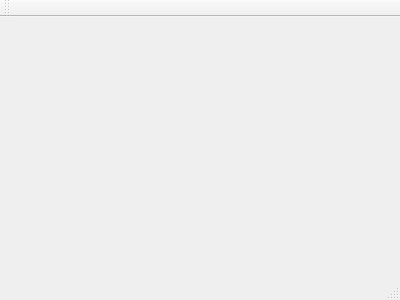
Qt form Programme_Test/Test_Neural_Network/mainwindow.ui (cdumonde/Neural-Network-Project) before a commit.
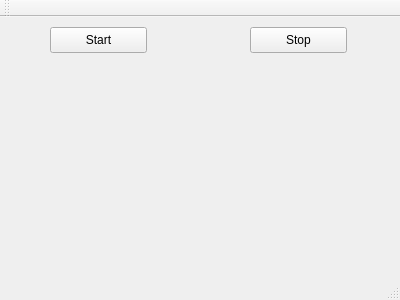
The same form after that commit.

The edit to the form file:
```diff
--- a/Programme_Test/Test_Neural_Network/mainwindow.ui
+++ b/Programme_Test/Test_Neural_Network/mainwindow.ui
@@ -12,13 +12,55 @@
   <property name="windowTitle" >
    <string>MainWindow</string>
   </property>
-  <widget class="QMenuBar" name="menuBar" />
-  <widget class="QToolBar" name="mainToolBar" />
-  <widget class="QWidget" name="centralWidget" />
-  <widget class="QStatusBar" name="statusBar" />
+  <widget class="QWidget" name="centralWidget">
+   <widget class="QPushButton" name="pushButton">
+    <property name="geometry">
+     <rect>
+      <x>50</x>
+      <y>10</y>
+      <width>97</width>
+      <height>26</height>
+     </rect>
+    </property>
+    <property name="text">
+     <string>Start</string>
+    </property>
+   </widget>
+   <widget class="QPushButton" name="pushButton_2">
+    <property name="geometry">
+     <rect>
+      <x>250</x>
+      <y>10</y>
+      <width>97</width>
+      <height>26</height>
+     </rect>
+    </property>
+    <property name="text">
+     <string>Stop</string>
+    </property>
+   </widget>
+  </widget>
+  <widget class="QMenuBar" name="menuBar">
+   <property name="geometry">
+    <rect>
+     <x>0</x>
+     <y>0</y>
+     <width>400</width>
+     <height>25</height>
+    </rect>
+   </property>
+  </widget>
+  <widget class="QToolBar" name="mainToolBar">
+   <attribute name="toolBarArea">
+    <enum>TopToolBarArea</enum>
+   </attribute>
+   <attribute name="toolBarBreak">
+    <bool>false</bool>
+   </attribute>
+  </widget>
+  <widget class="QStatusBar" name="statusBar"/>
  </widget>
- <layoutDefault spacing="6" margin="11" />
- <pixmapfunction></pixmapfunction>
+ <layoutdefault spacing="6" margin="11"/>
  <resources/>
  <connections/>
 </ui>
```
Left out of the diff: 7 changed lines with no effect on the pictures.
